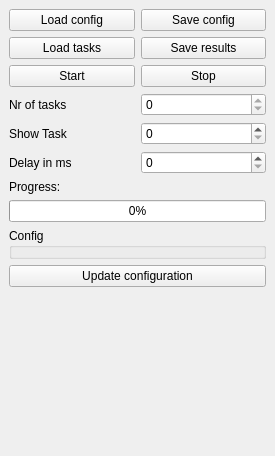
First picture: the form in RobWorkSim/example/SimTaskPlugin/SimTaskPlugin.ui, repository onier/RobWork, before the edit.
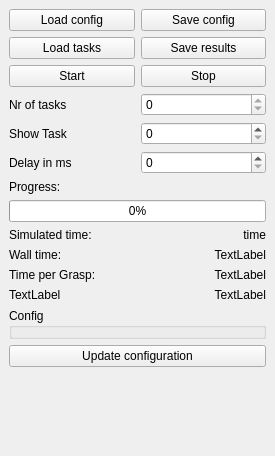
Second picture: the form after the edit.

```diff
--- a/RobWorkSim/example/SimTaskPlugin/SimTaskPlugin.ui
+++ b/RobWorkSim/example/SimTaskPlugin/SimTaskPlugin.ui
@@ -122,6 +122,78 @@
         </property>
        </widget>
       </item>
+      <item>
+       <layout class="QFormLayout" name="formLayout">
+        <item row="0" column="0">
+         <widget class="QLabel" name="label_5">
+          <property name="text">
+           <string>Simulated time:</string>
+          </property>
+         </widget>
+        </item>
+        <item row="0" column="1">
+         <widget class="QLabel" name="_simTimeLbl">
+          <property name="text">
+           <string>time</string>
+          </property>
+          <property name="alignment">
+           <set>Qt::AlignRight|Qt::AlignTrailing|Qt::AlignVCenter</set>
+          </property>
+         </widget>
+        </item>
+        <item row="1" column="0">
+         <widget class="QLabel" name="label_7">
+          <property name="text">
+           <string>Wall time:</string>
+          </property>
+         </widget>
+        </item>
+        <item row="1" column="1">
+         <widget class="QLabel" name="_wallTimeLbl">
+          <property name="text">
+           <string>TextLabel</string>
+          </property>
+          <property name="alignment">
+           <set>Qt::AlignRight|Qt::AlignTrailing|Qt::AlignVCenter</set>
+          </property>
+         </widget>
+        </item>
+        <item row="2" column="0">
+         <widget class="QLabel" name="label_6">
+          <property name="text">
+           <string>Time per Grasp:</string>
+          </property>
+         </widget>
+        </item>
+        <item row="2" column="1">
+         <widget class="QLabel" name="_timePerGraspLbl">
+          <property name="text">
+           <string>TextLabel</string>
+          </property>
+          <property name="alignment">
+           <set>Qt::AlignRight|Qt::AlignTrailing|Qt::AlignVCenter</set>
+          </property>
+         </widget>
+        </item>
+        <item row="3" column="0">
+         <widget class="QLabel" name="label_8">
+          <property name="text">
+           <string>TextLabel</string>
+          </property>
+         </widget>
+        </item>
+        <item row="3" column="1">
+         <widget class="QLabel" name="_timeToFinishLbl">
+          <property name="text">
+           <string>TextLabel</string>
+          </property>
+          <property name="alignment">
+           <set>Qt::AlignRight|Qt::AlignTrailing|Qt::AlignVCenter</set>
+          </property>
+         </widget>
+        </item>
+       </layout>
+      </item>
       <item>
        <widget class="QGroupBox" name="_configGroupBox">
         <property name="title">
```
